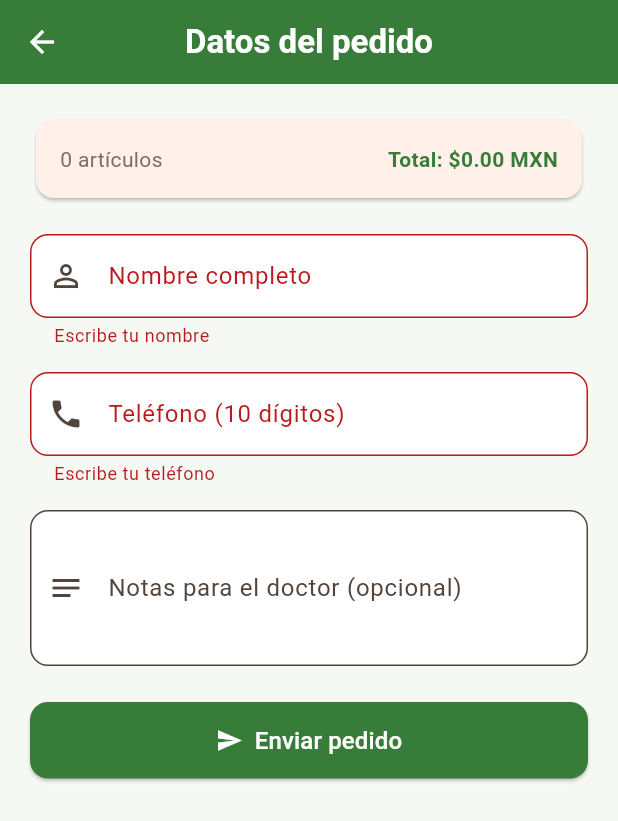
After one commit to 233111478-ops/proyecto, a Flutter app: the PedidoScreen screen opened by its route, after a tap on "Enviar pedido", on a phone screen of 412 x 824 dp. The commit adds this screen. Shown: the top 821 px of the screen. Run offline on Flutter 3.47's test engine with Material 3 defaults, Android fonts, the phone set to English and light mode, and no system bars.

Commit message:
Agregar formulario de pedido con validaciones

```diff
--- a/lib/main.dart
+++ b/lib/main.dart
@@ -2,13 +2,13 @@ import 'package:flutter/material.dart';
 import 'package:provider/provider.dart';
 
 import 'carrito/carrito.dart';
+import 'data/producto_repository.dart';
+import 'data/producto_repository_local.dart';
 import 'theme.dart';
 import 'splash_screen.dart';
 import 'screens/catalogo_screen.dart';
 import 'screens/carrito_screen.dart';
-
-import 'data/producto_repository.dart';
-import 'data/producto_repository_local.dart';
+import 'screens/pedido_screen.dart';
 
 void main() {
   runApp(
@@ -38,6 +38,7 @@ class BiophysiqueApp extends StatelessWidget {
               ModalRoute.of(context)?.settings.arguments as String?,
         ),
         '/carrito': (context) => const CarritoScreen(),
+        '/pedido': (context) => const PedidoScreen(),
       },
     );
   }
--- a/lib/screens/carrito_screen.dart
+++ b/lib/screens/carrito_screen.dart
@@ -9,30 +9,8 @@ class CarritoScreen extends StatelessWidget {
   static const Color _verde = Color(0xFF377C38);
 
   Future<void> _confirmarPedido(BuildContext context) async {
-    final carrito = context.read<Carrito>();
-    final confirmado = await showDialog<bool>(
-      context: context,
-      builder: (context) => AlertDialog(
-        title: const Text('Confirmar pedido'),
-        content: Text(
-          'Artículos: ${carrito.totalArticulos}\n'
-          'Total: \$${carrito.total.toStringAsFixed(2)} MXN',
-        ),
-        actions: [
-          TextButton(
-            onPressed: () => Navigator.pop(context, false),
-            child: const Text('Cancelar'),
-          ),
-          FilledButton(
-            onPressed: () => Navigator.pop(context, true),
-            child: const Text('Confirmar'),
-          ),
-        ],
-      ),
-    );
-
-    if (confirmado != true || !context.mounted) return;
-    carrito.vaciar();
+    final enviado = await Navigator.pushNamed(context, '/pedido');
+    if (enviado != true || !context.mounted) return;
     ScaffoldMessenger.of(context).showSnackBar(
       const SnackBar(
         content: Text('¡Pedido registrado! Gracias por tu compra.'),
--- /dev/null
+++ b/lib/screens/pedido_screen.dart
@@ -0,0 +1,155 @@
+import 'package:flutter/material.dart';
+import 'package:flutter/services.dart';
+import 'package:provider/provider.dart';
+
+import '../carrito/carrito.dart';
+
+/// Pantalla con formulario para capturar los datos del pedido.
+class PedidoScreen extends StatefulWidget {
+  const PedidoScreen({super.key});
+
+  @override
+  State<PedidoScreen> createState() => _PedidoScreenState();
+}
+
+class _PedidoScreenState extends State<PedidoScreen> {
+  static const Color _verde = Color(0xFF377C38);
+
+  final _formKey = GlobalKey<FormState>();
+  final _nombreCtrl = TextEditingController();
+  final _telefonoCtrl = TextEditingController();
+  final _notasCtrl = TextEditingController();
+
+  @override
+  void dispose() {
+    _nombreCtrl.dispose();
+    _telefonoCtrl.dispose();
+    _notasCtrl.dispose();
+    super.dispose();
+  }
+
+  String? _validarNombre(String? valor) {
+    final texto = valor?.trim() ?? '';
+    if (texto.isEmpty) return 'Escribe tu nombre';
+    if (texto.length < 3) return 'El nombre es muy corto';
+    return null;
+  }
+
+  String? _validarTelefono(String? valor) {
+    final texto = valor?.trim() ?? '';
+    if (texto.isEmpty) return 'Escribe tu teléfono';
+    if (texto.length != 10) return 'El teléfono debe tener 10 dígitos';
+    return null;
+  }
+
+  void _enviarPedido() {
+    if (!_formKey.currentState!.validate()) return;
+    context.read<Carrito>().vaciar();
+    Navigator.pop(context, true);
+  }
+
+  InputDecoration _decoracion(String etiqueta, IconData icono) {
+    return InputDecoration(
+      labelText: etiqueta,
+      prefixIcon: Icon(icono),
+      filled: true,
+      fillColor: Colors.white,
+      border: OutlineInputBorder(borderRadius: BorderRadius.circular(12)),
+    );
+  }
+
+  @override
+  Widget build(BuildContext context) {
+    final carrito = context.watch<Carrito>();
+
+    return Scaffold(
+      backgroundColor: const Color(0xFFF5F8F3),
+      appBar: AppBar(
+        title: const Text(
+          'Datos del pedido',
+          style: TextStyle(fontWeight: FontWeight.bold),
+        ),
+        centerTitle: true,
+        backgroundColor: _verde,
+        foregroundColor: Colors.white,
+      ),
+      body: SingleChildScrollView(
+        padding: const EdgeInsets.all(20),
+        child: Form(
+          key: _formKey,
+          autovalidateMode: AutovalidateMode.onUserInteraction,
+          child: Column(
+            crossAxisAlignment: CrossAxisAlignment.stretch,
+            children: [
+              Card(
+                child: Padding(
+                  padding: const EdgeInsets.all(16),
+                  child: Row(
+                    mainAxisAlignment: MainAxisAlignment.spaceBetween,
+                    children: [
+                      Text('${carrito.totalArticulos} artículos'),
+                      Text(
+                        'Total: \$${carrito.total.toStringAsFixed(2)} MXN',
+                        style: const TextStyle(
+                          fontWeight: FontWeight.bold,
+                          color: _verde,
+                        ),
+                      ),
+                    ],
+                  ),
+                ),
+              ),
+              const SizedBox(height: 20),
+              TextFormField(
+                controller: _nombreCtrl,
+                textCapitalization: TextCapitalization.words,
+                decoration: _decoracion(
+                  'Nombre completo',
+                  Icons.person_outline,
+                ),
+                validator: _validarNombre,
+              ),
+              const SizedBox(height: 16),
+              TextFormField(
+                controller: _telefonoCtrl,
+                keyboardType: TextInputType.phone,
+                inputFormatters: [
+                  FilteringTextInputFormatter.digitsOnly,
+                  LengthLimitingTextInputFormatter(10),
+                ],
+                decoration: _decoracion('Teléfono (10 dígitos)', Icons.phone),
+                validator: _validarTelefono,
+              ),
+              const SizedBox(height: 16),
+              TextFormField(
+                controller: _notasCtrl,
+                maxLines: 3,
+                decoration: _decoracion(
+                  'Notas para el doctor (opcional)',
+                  Icons.notes,
+                ),
+              ),
+              const SizedBox(height: 24),
+              ElevatedButton.icon(
+                style: ElevatedButton.styleFrom(
+                  backgroundColor: _verde,
+                  foregroundColor: Colors.white,
+                  padding: const EdgeInsets.symmetric(vertical: 14),
+                  shape: RoundedRectangleBorder(
+                    borderRadius: BorderRadius.circular(12),
+                  ),
+                ),
+                onPressed: _enviarPedido,
+                icon: const Icon(Icons.send),
+                label: const Text(
+                  'Enviar pedido',
+                  style: TextStyle(fontSize: 16),
+                ),
+              ),
+            ],
+          ),
+        ),
+      ),
+    );
+  }
+}
```
